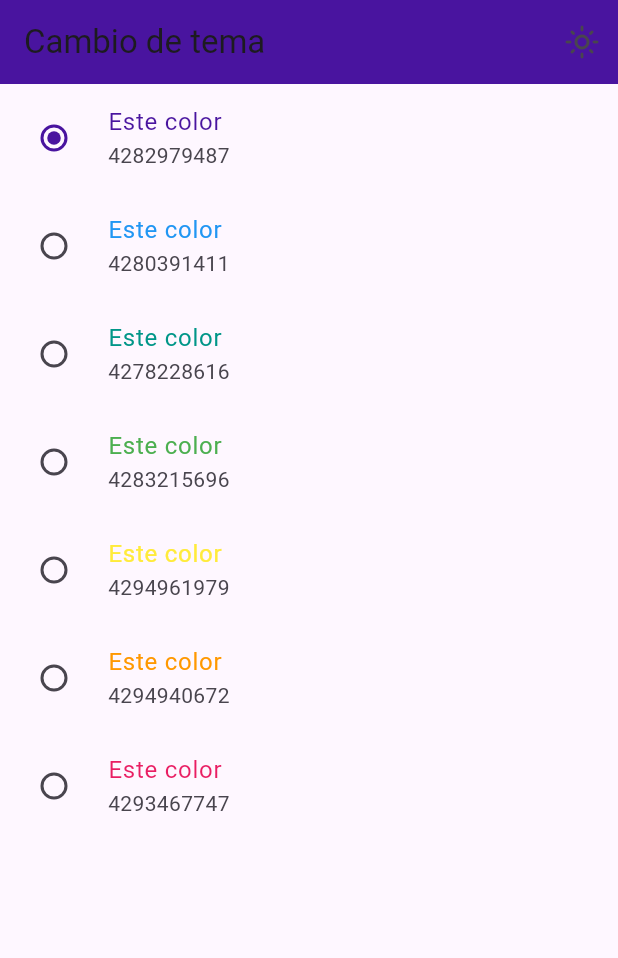
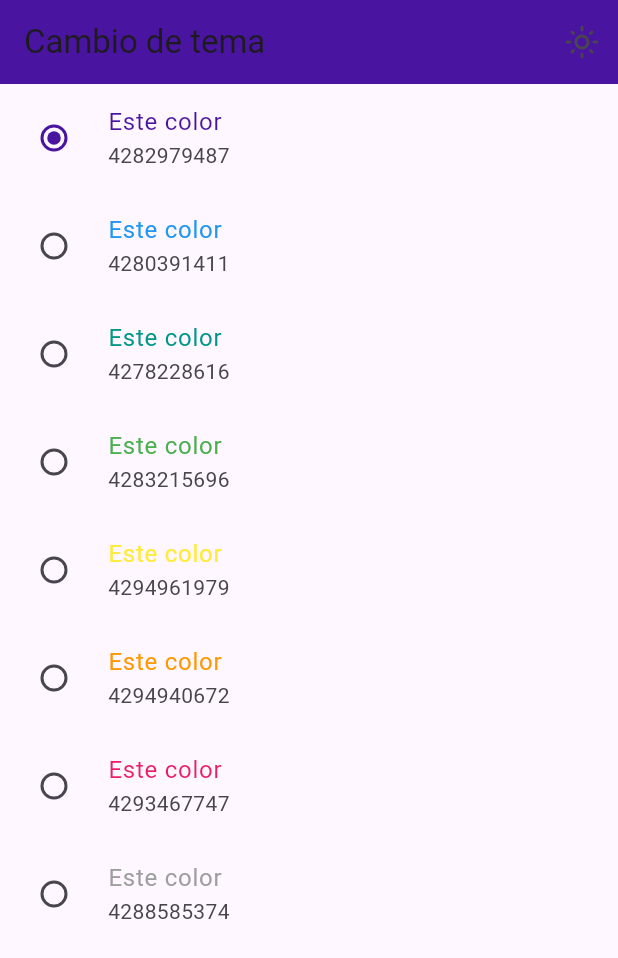
Before and after one commit to AgustinGer/TesisProyecto, a Flutter app: the ThemeChange screen opened by its route, on a phone screen of 412 x 824 dp. Shown: the top 958 px of the screen. Run offline on Flutter 3.47's test engine with Material 3 defaults, Android fonts, the phone set to English and light mode, and no system bars; our stand-ins replace flutter_riverpod, go_router; network calls fail.

Commit message:
Color gris agregado a temas

```diff
--- a/lib/theme/app_temas.dart
+++ b/lib/theme/app_temas.dart
@@ -10,6 +10,7 @@ const colorList = <Color>[
   Colors.yellow,
   Colors.orange,
   Colors.pink,
+  Colors.grey
 ];
 
 
```
